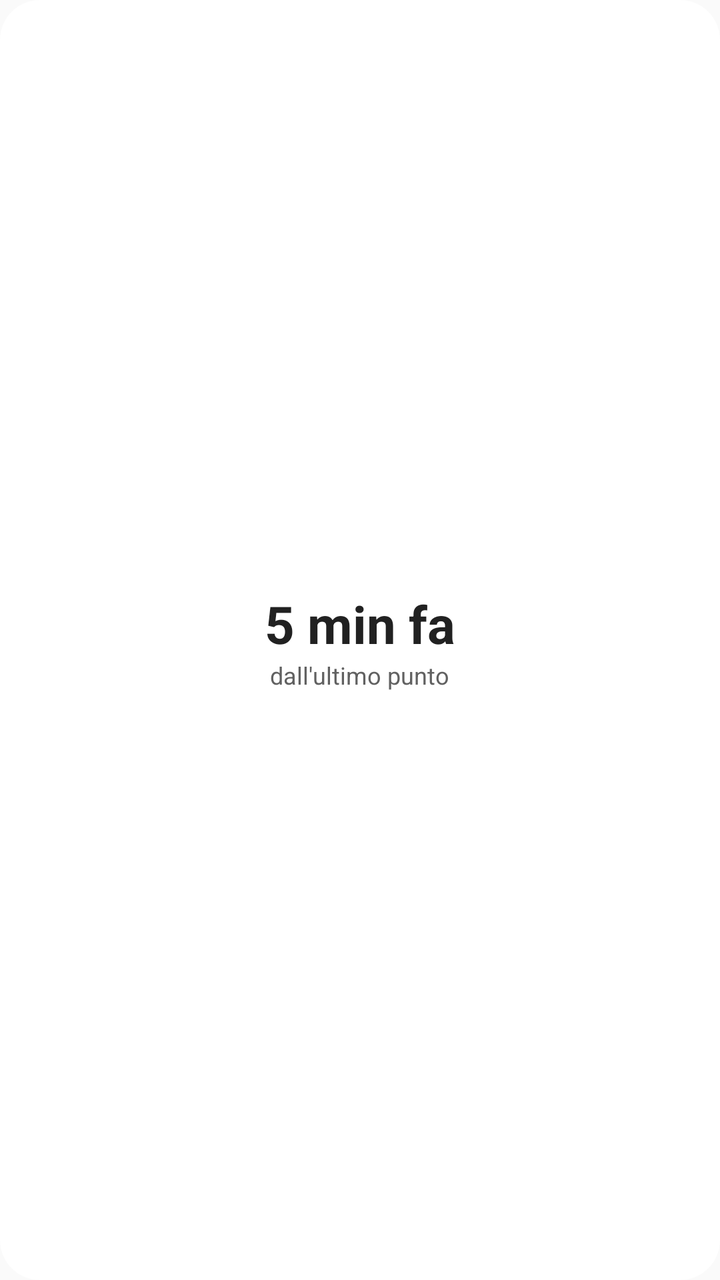
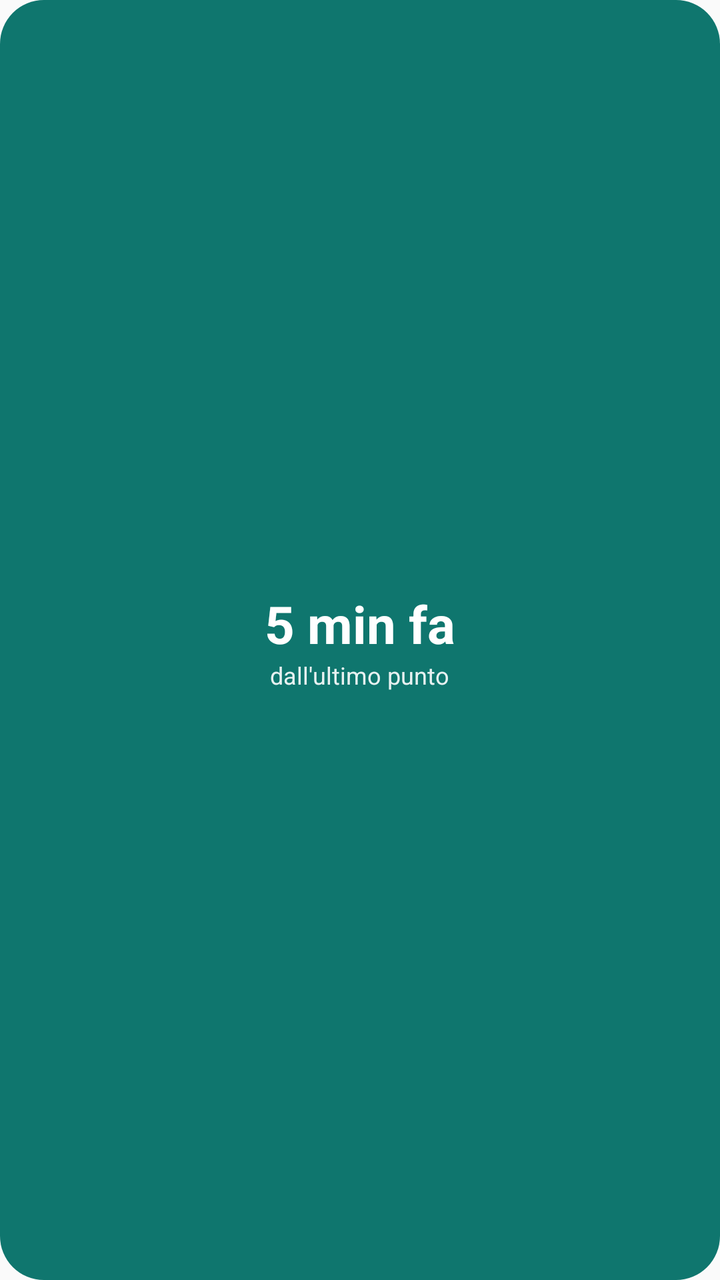

An Android layout rendered at two revisions. The XML below is the earlier revision; the diff shows what the commit changed to produce the second picture.
<!-- AndroidManifest.xml: application theme android:Theme.Material.Light.NoActionBar -->
<!-- res/layout/widget_last_point_preview.xml -->
<?xml version="1.0" encoding="utf-8"?>
<LinearLayout xmlns:android="http://schemas.android.com/apk/res/android"
    android:id="@+id/w_root"
    android:layout_width="match_parent"
    android:layout_height="match_parent"
    android:orientation="vertical"
    android:gravity="center"
    android:padding="12dp"
    android:background="@drawable/widget_bg">

    <TextView
        android:id="@+id/w_value"
        android:text="5 min fa"
        android:layout_width="wrap_content"
        android:layout_height="wrap_content"
        android:textSize="26sp"
        android:textStyle="bold"
        android:textColor="#212121"
        android:maxLines="1" />

    <TextView
        android:id="@+id/w_label"
        android:text="dall'ultimo punto"
        android:layout_width="wrap_content"
        android:layout_height="wrap_content"
        android:textSize="12sp"
        android:textColor="#616161"
        android:maxLines="1" />
</LinearLayout>
<!-- resources referenced by this layout -->
<resources>
  <!-- drawable widget_bg (drawable) -->
  <?xml version="1.0" encoding="utf-8"?>
  <shape xmlns:android="http://schemas.android.com/apk/res/android" android:shape="rectangle">
      <solid android:color="#F2FFFFFF" />
      <corners android:radius="20dp" />
  </shape>
</resources>

<!-- the commit's change to res/layout/widget_last_point_preview.xml (unified diff, before → after) -->
@@ -15,7 +15,7 @@
         android:layout_height="wrap_content"
         android:textSize="26sp"
         android:textStyle="bold"
-        android:textColor="#212121"
+        android:textColor="#FFFFFF"
         android:maxLines="1" />
 
     <TextView
@@ -24,6 +24,6 @@
         android:layout_width="wrap_content"
         android:layout_height="wrap_content"
         android:textSize="12sp"
-        android:textColor="#616161"
+        android:textColor="#E6FFFFFF"
         android:maxLines="1" />
 </LinearLayout>
<!-- resource entries referenced after the edit -->
@@ -3,8 +3,8 @@
   <!-- drawable widget_bg (drawable) -->
   <?xml version="1.0" encoding="utf-8"?>
   <shape xmlns:android="http://schemas.android.com/apk/res/android" android:shape="rectangle">
-      <solid android:color="#F2FFFFFF" />
-      <corners android:radius="20dp" />
+      <solid android:color="#0F766E" />
+      <corners android:radius="22dp" />
   </shape>
 </resources>
 
